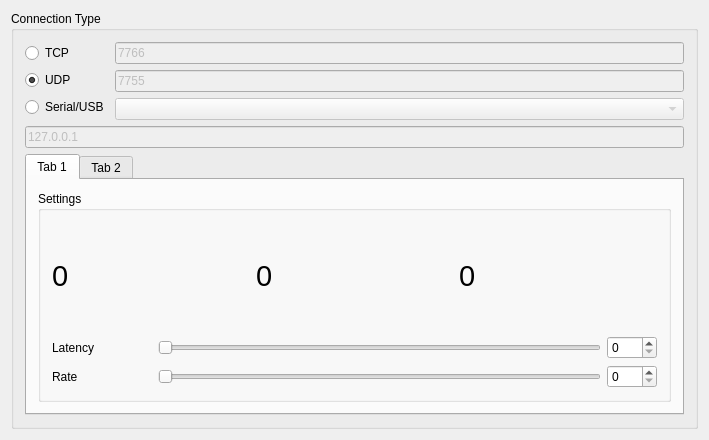
Above: mainwindow.ui from alvaro893/QTExample before the change. Below: the same form after it.
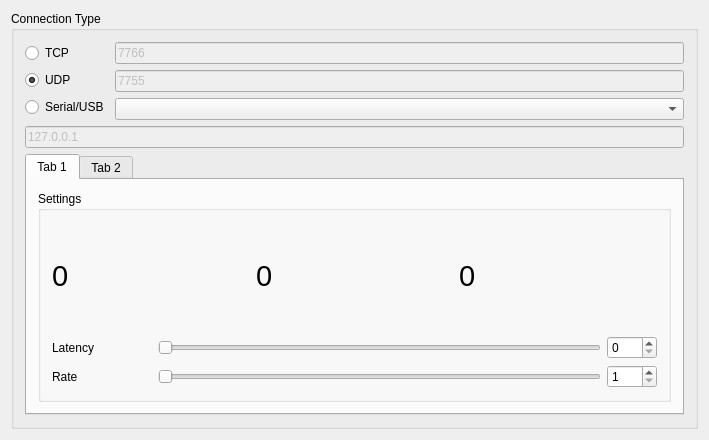
That is the form after the change.

What changed in the file:
```diff
--- a/mainwindow.ui
+++ b/mainwindow.ui
@@ -82,7 +82,7 @@
            <item>
             <widget class="QComboBox" name="serialPortComboBox">
              <property name="enabled">
-              <bool>false</bool>
+              <bool>true</bool>
              </property>
             </widget>
            </item>
@@ -247,6 +247,12 @@
                     <height>0</height>
                    </size>
                   </property>
+                  <property name="minimum">
+                   <number>1</number>
+                  </property>
+                  <property name="maximum">
+                   <number>100</number>
+                  </property>
                  </widget>
                 </item>
                </layout>
```
Left out of the diff: 82 changed lines with no effect on the pictures.
